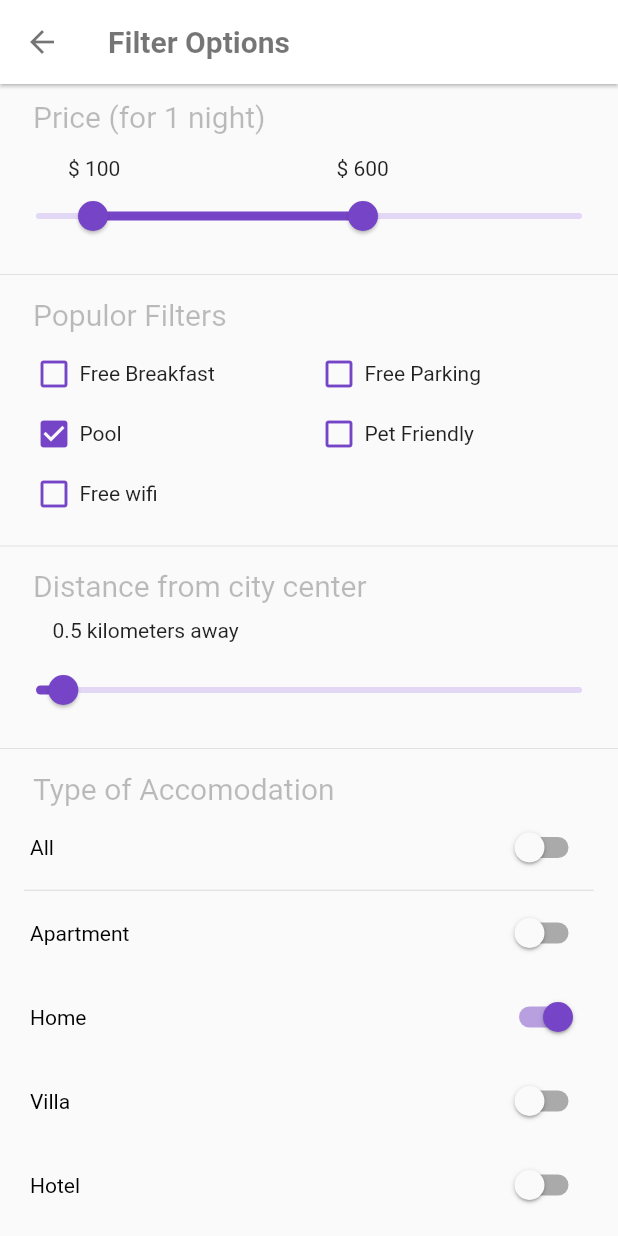
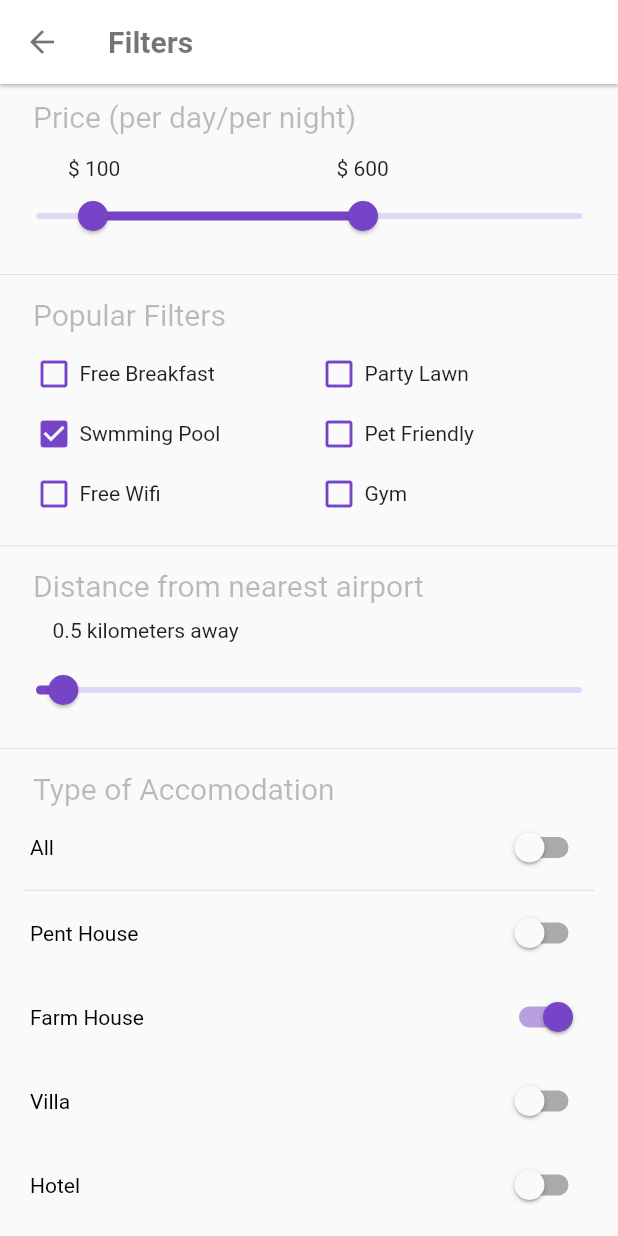
Before and after one commit to Ravio61/Travell-UI, a Flutter app: the FilterScreen screen opened directly, on a phone screen of 412 x 824 dp. Run offline on Flutter 3.47's test engine with Material 2 defaults, Android fonts, the phone set to English and light mode, and no system bars; our stand-ins replace smooth_star_rating.

Commit message:
Last commit

```diff
--- a/lib/main.dart
+++ b/lib/main.dart
@@ -87,7 +87,7 @@ class ShoppingAppHomeState extends State<ShoppingAppHome>{
             ),
             SizedBox(width: 5.0,),
             Text(
-              'Prateek',
+              'Ravi',
               style: TextStyle(
                   fontWeight: FontWeight.bold,
                   fontSize: 25.0
@@ -139,7 +139,7 @@ class ShoppingAppHomeState extends State<ShoppingAppHome>{
                     ),
                   ),
                   Text(
-                    'Suitable Hotel',
+                    'Amazing Hotel',
                     style: TextStyle(
                       fontSize: 35.0,
                     ),
--- a/lib/models/popular_filter_list.dart
+++ b/lib/models/popular_filter_list.dart
@@ -13,11 +13,11 @@ class PopularFilterListData {
       isSelected: false,
     ),
     PopularFilterListData(
-      titleTxt: 'Free Parking',
+      titleTxt: 'Party Lawn',
       isSelected: false,
     ),
     PopularFilterListData(
-      titleTxt: 'Pool',
+      titleTxt: 'Swmming Pool',
       isSelected: true,
     ),
     PopularFilterListData(
@@ -25,7 +25,11 @@ class PopularFilterListData {
       isSelected: false,
     ),
     PopularFilterListData(
-      titleTxt: 'Free wifi',
+      titleTxt: 'Free Wifi',
+      isSelected: false,
+    ),
+    PopularFilterListData(
+      titleTxt: 'Gym',
       isSelected: false,
     ),
   ];
@@ -36,11 +40,11 @@ class PopularFilterListData {
       isSelected: false,
     ),
     PopularFilterListData(
-      titleTxt: 'Apartment',
+      titleTxt: 'Pent House',
       isSelected: false,
     ),
     PopularFilterListData(
-      titleTxt: 'Home',
+      titleTxt: 'Farm House',
       isSelected: true,
     ),
     PopularFilterListData(
@@ -55,5 +59,13 @@ class PopularFilterListData {
       titleTxt: 'Resort',
       isSelected: false,
     ),
+    PopularFilterListData(
+      titleTxt: 'Apartment',
+      isSelected: false,
+    ),
+    PopularFilterListData(
+      titleTxt: 'Rooms',
+      isSelected: false,
+    ),
   ];
 }
--- a/lib/pages/filter_screen.dart
+++ b/lib/pages/filter_screen.dart
@@ -33,7 +33,7 @@ class _FilterScreenState extends State<FilterScreen>{
           color: Colors.black54,
         ),
         title: Text(
-          'Filter Options',
+          'Filters',
           style: TextStyle(
             fontWeight: FontWeight.bold,
             color: Colors.black54,
@@ -49,7 +49,7 @@ class _FilterScreenState extends State<FilterScreen>{
               Padding(
                 padding: const EdgeInsets.only(left:22),
                 child: Text(
-                  'Price (for 1 night)',
+                  'Price (per day/per night)',
                   style: _sectionHeaderStyle,
                 ),
               ),
@@ -126,7 +126,7 @@ class _FilterScreenState extends State<FilterScreen>{
               Padding(
                 padding: const EdgeInsets.only(left: 22),
                 child: Text(
-                  'Populor Filters',
+                  'Popular Filters',
                   style: _sectionHeaderStyle,
                 ),
               ),
@@ -144,7 +144,7 @@ class _FilterScreenState extends State<FilterScreen>{
               Padding(
                 padding: const EdgeInsets.only(left: 22),
                 child: Text(
-                  'Distance from city center',
+                  'Distance from nearest airport',
                   style: _sectionHeaderStyle,
                 ),
               ),
--- a/lib/utilities/bottom_nav_bar.dart
+++ b/lib/utilities/bottom_nav_bar.dart
@@ -33,7 +33,7 @@ class _BottomNavBarState extends State<BottomNavBar> with SingleTickerProviderSt
         crossAxisAlignment: CrossAxisAlignment.center,
         children: <Widget>[
           _buildNav('Home', Icons.home, 0),
-          _buildNav('Notification', Icons.notifications, 1),
+          _buildNav('Alert', Icons.room_service, 1),
           _buildNav('Saved', Icons.bookmark, 2),
           _buildNav('Profile', Icons.person, 3),
         ],
```
Also changed, not shown: pubspec.lock, 34 other files.
